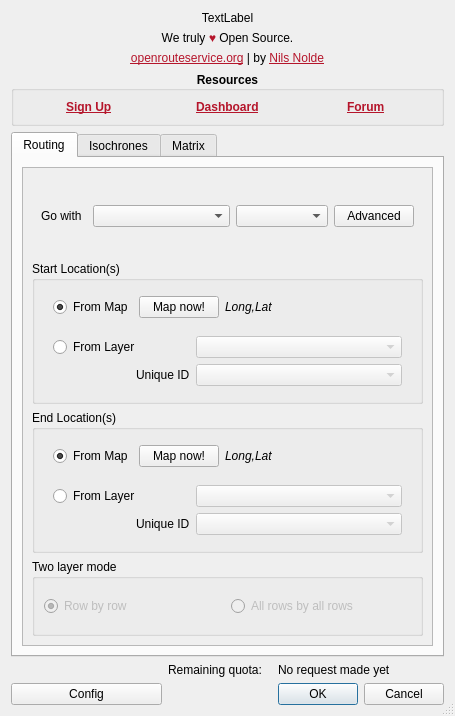
Above: ORStools/gui/ORStoolsDialogUI.ui from GIScience/orstools-qgis-plugin before the change. Below: the same form after it.
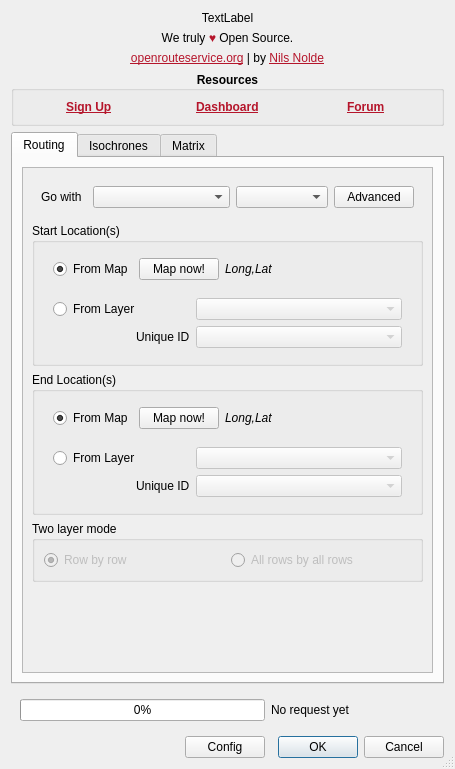
That is the form after the change. The open tabs and pages were chosen to show the change.

```diff
--- a/ORStools/gui/ORStoolsDialogUI.ui
+++ b/ORStools/gui/ORStoolsDialogUI.ui
@@ -7,7 +7,7 @@
     <x>0</x>
     <y>0</y>
     <width>455</width>
-    <height>716</height>
+    <height>769</height>
    </rect>
   </property>
   <property name="windowTitle">
@@ -16,7 +16,7 @@
   <property name="sizeGripEnabled">
    <bool>true</bool>
   </property>
-  <layout class="QGridLayout" name="gridLayout" columnstretch="5,0,0,0">
+  <layout class="QGridLayout" name="gridLayout" columnstretch="0,0,0,0">
    <item row="1" column="0" colspan="4">
     <widget class="QLabel" name="header_subpic">
      <property name="text">
@@ -111,25 +111,50 @@
      </layout>
     </widget>
    </item>
-   <item row="7" column="3">
-    <widget class="QLabel" name="quota_text">
-     <property name="text">
-      <string>No request made yet</string>
-     </property>
-    </widget>
-   </item>
    <item row="8" column="0">
+    <spacer name="horizontalSpacer">
+     <property name="orientation">
+      <enum>Qt::Horizontal</enum>
+     </property>
+     <property name="sizeHint" stdset="0">
+      <size>
+       <width>40</width>
+       <height>20</height>
+      </size>
+     </property>
+    </spacer>
+   </item>
+   <item row="8" column="1">
     <widget class="QPushButton" name="config_button">
      <property name="text">
       <string>Config</string>
      </property>
     </widget>
    </item>
-   <item row="7" column="1">
-    <widget class="QLabel" name="quota_label">
-     <property name="text">
-      <string>Remaining quota: </string>
-     </property>
+   <item row="7" column="0" colspan="4">
+    <widget class="QWidget" name="widget" native="true">
+     <layout class="QHBoxLayout" name="horizontalLayout" stretch="3,2">
+      <item>
+       <widget class="QProgressBar" name="progressBar">
+        <property name="sizePolicy">
+         <sizepolicy hsizetype="Preferred" vsizetype="Fixed">
+          <horstretch>0</horstretch>
+          <verstretch>0</verstretch>
+         </sizepolicy>
+        </property>
+        <property name="value">
+         <number>0</number>
+        </property>
+       </widget>
+      </item>
+      <item>
+       <widget class="QLabel" name="label_4">
+        <property name="text">
+         <string>No request yet</string>
+        </property>
+       </widget>
+      </item>
+     </layout>
     </widget>
    </item>
    <item row="5" column="0" colspan="4">
@@ -162,7 +187,7 @@
             <x>0</x>
             <y>0</y>
             <width>413</width>
-            <height>456</height>
+            <height>483</height>
            </rect>
           </property>
           <layout class="QGridLayout" name="gridLayout_8">
@@ -434,10 +459,18 @@
                </widget>
               </item>
               <item>
-               <widget class="QComboBox" name="routing_travel_combo"/>
+               <widget class="QComboBox" name="routing_travel_combo">
+                <property name="toolTip">
+                 <string>Mode of travel</string>
+                </property>
+               </widget>
               </item>
               <item>
-               <widget class="QComboBox" name="routing_preference_combo"/>
+               <widget class="QComboBox" name="routing_preference_combo">
+                <property name="toolTip">
+                 <string>Preference</string>
+                </property>
+               </widget>
               </item>
               <item>
                <widget class="QPushButton" name="routing_advanced_button">
@@ -449,6 +482,19 @@
              </layout>
             </widget>
            </item>
+           <item row="6" column="0">
+            <spacer name="verticalSpacer_3">
+             <property name="orientation">
+              <enum>Qt::Vertical</enum>
+             </property>
+             <property name="sizeHint" stdset="0">
+              <size>
+               <width>20</width>
+               <height>40</height>
+              </size>
+             </property>
+            </spacer>
+           </item>
           </layout>
          </widget>
         </widget>
```
Left out of the diff: 34 changed lines with no effect on the pictures.
